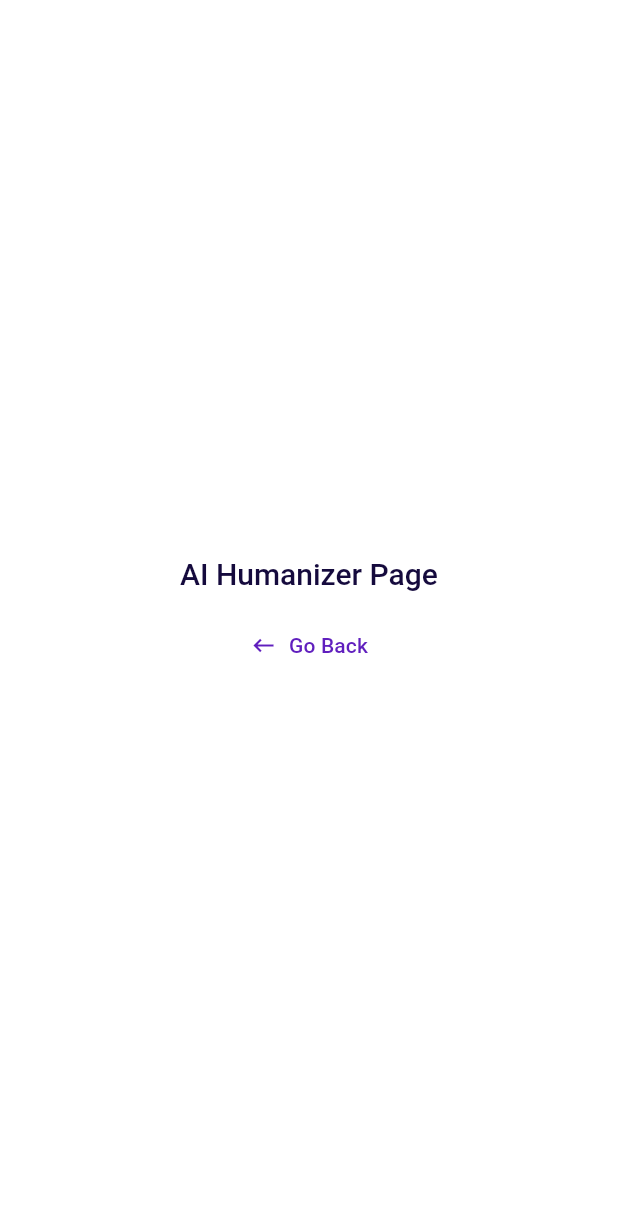
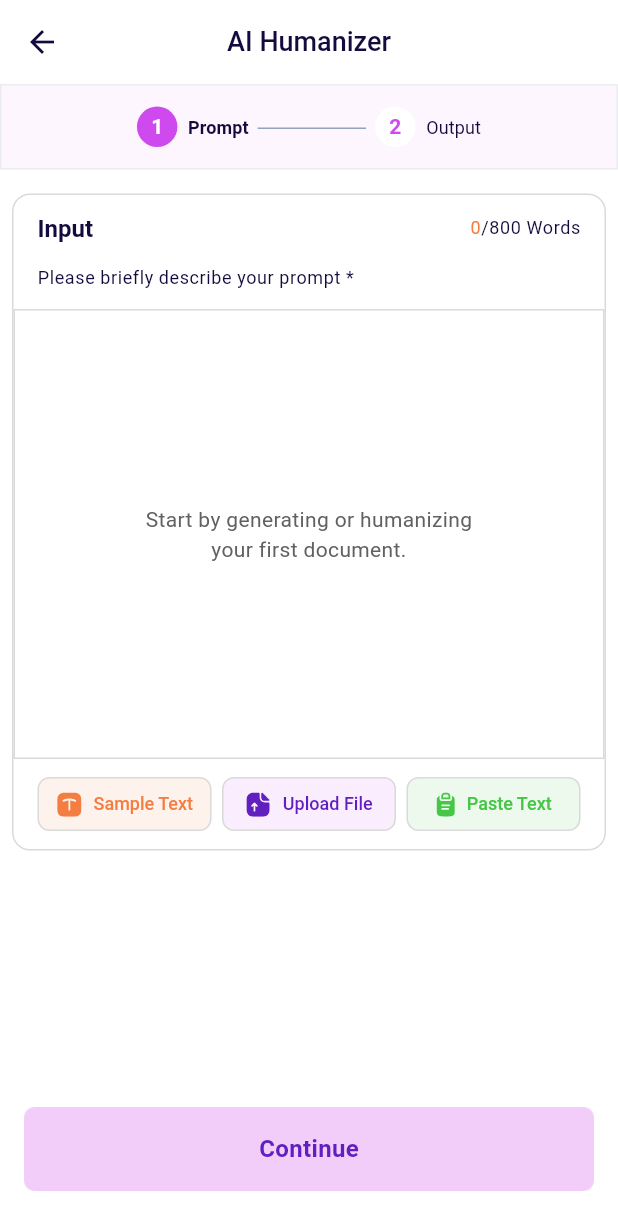
Before and after one commit to muneeb117/mywords.ai, a Flutter app: the HomePage screen opened by its route, after a tap on "AI Humanizer", on a phone screen of 412 x 824 dp. Shown: the top 1230 px of the screen. Run offline on Flutter 3.47's test engine with Material 3 defaults, Android fonts, the phone set to English and light mode, and no system bars; our stand-ins replace bloc, dartz, device_info_plus, dio, file_picker, flutter_bloc and 6 more; missing offline and left inert: docx_to_text, syncfusion_flutter_pdf; accounts and stored records are empty.

Commit message:
feat(ui): design ai humanizer base layout

```diff
--- /dev/null
+++ b/lib/common/widgets/step_indicator_humanizer_widget.dart
@@ -0,0 +1,96 @@
+import 'package:flutter/material.dart';
+import 'package:mywords/constants/app_colors.dart';
+import 'package:mywords/utils/extensions/extended_context.dart';
+
+class StepIndicatorHumanizer extends StatelessWidget {
+  StepIndicatorHumanizer({
+    super.key,
+    required this.activeSteps,
+
+  });
+
+  final List<int> activeSteps;
+
+
+  @override
+  Widget build(BuildContext context) {
+    return Container(
+      width: double.infinity,
+      decoration: BoxDecoration(
+          color: context.colorScheme.secondary.withOpacity(0.05),
+          border: Border.all(
+            color: Color(0xffEAECF0),
+          )),
+      padding: EdgeInsets.symmetric(horizontal: 18, vertical: 14),
+      child: Row(
+        children: [
+          Spacer(),
+          StepIndicatorRoundedComponent(
+            isActive: activeSteps.contains(1),
+            stepNumber: '1',
+            stepTitle: 'Prompt',
+          ),
+          SizedBox(width: 6),
+          Expanded(
+              child: Padding(
+            padding: const EdgeInsets.only(top: 2.0),
+            child: Divider(thickness: 1, color: Color(0xff94A3B8)),
+          )),
+
+          SizedBox(width: 6),
+          StepIndicatorRoundedComponent(
+            isActive: activeSteps.contains(2),
+            stepNumber: '2',
+            stepTitle: 'Output',
+          ),
+          Spacer(),
+        ],
+      ),
+    );
+  }
+}
+
+class StepIndicatorRoundedComponent extends StatelessWidget {
+  const StepIndicatorRoundedComponent({
+    super.key,
+    required this.isActive,
+    required this.stepNumber,
+    required this.stepTitle,
+  });
+
+  final bool isActive;
+  final String stepNumber;
+  final String stepTitle;
+
+  @override
+  Widget build(BuildContext context) {
+    return Row(
+      children: [
+        Container(
+          height: 27,
+          width: 27,
+          decoration: BoxDecoration(
+            color: isActive ? context.colorScheme.secondary : AppColors.white,
+            shape: BoxShape.circle,
+          ),
+          child: Center(
+            child: Text(
+              stepNumber,
+              style: context.textTheme.titleMedium?.copyWith(
+                fontWeight: FontWeight.bold,
+                color: isActive ? context.theme.scaffoldBackgroundColor : context.colorScheme.secondary,
+              ),
+            ),
+          ),
+        ),
+        SizedBox(width: 7),
+        Text(
+          stepTitle,
+          style: context.textTheme.titleSmall?.copyWith(
+            fontWeight: isActive ? FontWeight.bold : FontWeight.w400,
+          ),
+        ),
+      ],
+    );
+  }
+}
--- a/lib/config/routes/route_manager.dart
+++ b/lib/config/routes/route_manager.dart
@@ -1,7 +1,8 @@
 import 'package:flutter/cupertino.dart';
 import 'package:flutter/material.dart';
 import 'package:mywords/modules/ai_detector/pages/ai_detector_page.dart';
-import 'package:mywords/modules/ai_humanizer/pages/ai_humanizer_page.dart';
+import 'package:mywords/modules/ai_humanizer/pages/ai_humanizer_input_page.dart';
+import 'package:mywords/modules/ai_humanizer/pages/ai_humanizer_output_page.dart';
 import 'package:mywords/modules/ai_writer/pages/ai_writer_input_page.dart';
 import 'package:mywords/modules/authentication/pages/forgot_password/forgot_password_email_page.dart';
 import 'package:mywords/modules/authentication/pages/forgot_password/forgot_password_otp_page.dart';
@@ -30,7 +31,8 @@ class RouteManager {
   static const String signupConfirmation = '/signupConfirmation';
   static const String home = '/home';
   static const String aiWriterInput = '/aiWriterInput';
-  static const String humanizer = '/humanizer';
+  static const String humanizerInput = '/humanizerInput';
+  static const String humanizerOutput = '/humanizerOutput';
   static const String detector = '/detector';
   static const String setting = '/setting';
   static const String accountSettings = '/accountSettings';
@@ -77,8 +79,10 @@ class RouteManager {
       /// The [preference] and [output] ai-writer routes are being called with [PageRouteBuilder]
       case aiWriterInput:
         return CupertinoPageRoute(builder: (_) => const AiWriterInputPage());
-      case humanizer:
-        return CupertinoPageRoute(builder: (_) => const AiHumanizerPage());
+      case humanizerInput:
+        return CupertinoPageRoute(builder: (_) => const AiHumanizerInputPage());
+      case humanizerOutput:
+        return CupertinoPageRoute(builder: (_) => const AiHumanizerOutputPage());
       case detector:
         return CupertinoPageRoute(builder: (_) => const AiDetectorPage());
       default:
--- /dev/null
+++ b/lib/modules/ai_humanizer/pages/ai_humanizer_input_page.dart
@@ -0,0 +1,193 @@
+import 'package:flutter/material.dart';
+import 'package:flutter/services.dart';
+import 'package:flutter_bloc/flutter_bloc.dart';
+import 'package:mywords/common/components/custom_appbar.dart';
+import 'package:mywords/common/components/primary_button.dart';
+import 'package:mywords/common/widgets/ai_text_field.dart';
+import 'package:mywords/common/widgets/labeled_icons_row.dart';
+import 'package:mywords/common/widgets/step_indicator_humanizer_widget.dart';
+import 'package:mywords/common/widgets/step_indicator_widget.dart';
+import 'package:mywords/constants/ai_sample_text.dart';
+import 'package:mywords/constants/app_colors.dart';
+import 'package:mywords/modules/ai_humanizer/pages/ai_humanizer_output_page.dart';
+import 'package:mywords/modules/ai_writer/cubit/ai_writer_cubit.dart';
+import 'package:mywords/modules/ai_writer/cubit/file_import/file_import_cubit.dart';
+import 'package:mywords/modules/ai_writer/pages/ai_writer_preference_page.dart';
+import 'package:mywords/utils/extensions/extended_context.dart';
+
+class AiHumanizerInputPage extends StatefulWidget {
+  const AiHumanizerInputPage({super.key});
+
+  @override
+  State<AiHumanizerInputPage> createState() => _AiHumanizerInputPageState();
+}
+
+class _AiHumanizerInputPageState extends State<AiHumanizerInputPage> {
+  final TextEditingController aiWriterController = TextEditingController();
+
+  @override
+  void initState() {
+    super.initState();
+    context.read<AiWriterCubit>().reset();
+  }
+
+  void _putTextOnBoard(String text) {
+    aiWriterController.text = text;
+    context.read<AiWriterCubit>().updateText(aiWriterController.text);
+  }
+
+  @override
+  Widget build(BuildContext context) {
+    double bottomPadding = MediaQuery.of(context).padding.bottom;
+    bool hasBottomSafeArea = bottomPadding > 0;
+    return Scaffold(
+      appBar: CustomAppBar(title: 'AI Humanizer'),
+      body: Column(
+        children: [
+          StepIndicatorHumanizer(activeSteps: [1]),
+          SizedBox(height: 16),
+          Flexible(
+            child: SingleChildScrollView(
+              child: Container(
+                  margin: EdgeInsets.symmetric(horizontal: 8),
+                  decoration: BoxDecoration(
+                    borderRadius: BorderRadius.circular(12),
+                    border: Border.all(
+                      color: Color(0xffDADADA),
+                    ),
+                  ),
+                  child: BlocConsumer<AiWriterCubit, AiWriterState>(
+                    listener: (context, state) {
+                      // TODO: implement listener
+                    },
+                    builder: (context, state) {
+                      return Column(
+                        crossAxisAlignment: CrossAxisAlignment.start,
+                        children: [
+                          _TextFieldHeader(wordCount: state.wordCount),
+                          AiTextField(
+                            onChanged: (nextValue) {
+                              context.read<AiWriterCubit>().updateText(nextValue);
+                            },
+                            textEditingController: aiWriterController,
+                          ),
+                          BlocConsumer<FileImportCubit, FileImportState>(
+                            listener: (context, state) {
+                              print('file state is :: $state');
+                              if (state.fileImportStatus == FileImportStatus.success) {
+                                _putTextOnBoard(state.extractedText);
+                              } else if (state.fileImportStatus == FileImportStatus.failure) {
+                                context.showSnackBar(state.errorMsg);
+                              }
+                            },
+                            builder: (context, state) {
+                              return LabeledIconsRow(
+                                /// On sample text selection
+                                onSampleTextCallback: () {
+                                  final sampleText = AiSampleText.samplePrompt;
+                                  _putTextOnBoard(sampleText);
+                                },
+
+                                /// On upload file
+                                onUploadFileCallBack: () {
+                                  context.read<FileImportCubit>().importFile();
+                                },
+
+                                /// On paste text
+                                onPasteTextCallBack: () async {
+                                  final clipboardData = await Clipboard.getData('text/plain');
+                                  final text = clipboardData?.text;
+                                  if (text?.isNotEmpty ?? false) {
+                                    _putTextOnBoard(text!);
+                                  }
+                                },
+                              );
+                            },
+                          ),
+                          // SizedBox(height: 14),
+                        ],
+                      );
+                    },
+                  )),
+            ),
+          ),
+          SizedBox(height: 20),
+        ],
+      ),
+      bottomNavigationBar: BlocBuilder<AiWriterCubit, AiWriterState>(
+        builder: (context, state) {
+          return Container(
+            margin: const EdgeInsets.symmetric(horizontal: 16.0),
+            padding: EdgeInsets.only(bottom: hasBottomSafeArea ? bottomPadding : 30),
+            child: PrimaryButton.filled(
+              onTap: () {
+                final text = aiWriterController.text.trim();
+                if (text.isEmpty) {
+                  context.showSnackBar('Input field is required');
+                  return;
+                }
+                if (state.wordCount > 800) {
+                  context.showSnackBar('You have exceeded the maximum word limit of 800. Please shorten your text.');
+                  return;
+                }
+
+                context.read<AiWriterCubit>().setText(text);
+                Navigator.of(context).push(
+                  PageRouteBuilder(
+                    pageBuilder: (context, animation, secondaryAnimation) => AiHumanizerOutputPage(),
+                    transitionDuration: Duration.zero,
+                    reverseTransitionDuration: Duration.zero,
+                  ),
+                );
+              },
+              title: 'Continue',
+              textColor: context.colorScheme.primary,
+              backgroundColor: Color(0xffD24DEE).withOpacity(0.15),
+              fontWeight: FontWeight.w700,
+            ),
+          );
+        },
+      ),
+    );
+  }
+}
+
+class _TextFieldHeader extends StatelessWidget {
+  const _TextFieldHeader({required this.wordCount});
+
+  final int wordCount;
+
+  @override
+  Widget build(BuildContext context) {
+    return Padding(
+      padding: const EdgeInsets.symmetric(horizontal: 16.0, vertical: 12),
+      child: Column(
+        crossAxisAlignment: CrossAxisAlignment.start,
+        children: [
+          Row(
+            children: [
+              Text(
+                'Input',
+                style: context.textTheme.titleLarge?.copyWith(fontWeight: FontWeight.w700, color: context.colorScheme.onSurface),
+              ),
+              Spacer(),
+              Text.rich(
+                TextSpan(text: '${wordCount}', style: context.textTheme.bodySmall?.copyWith(color: AppColors.orange), children: [
+                  TextSpan(
+                    text: '/800 Words',
+                    style: context.textTheme.bodySmall?.copyWith(color: context.colorScheme.onSurface),
+                  )
+                ]),
+              ),
+            ],
+          ),
+          SizedBox(height: 14),
+          Text(
+            'Please briefly describe your prompt *',
+            style: context.textTheme.bodySmall?.copyWith(color: context.colorScheme.onSurface, height: 1.5),
+          ),
+        ],
+      ),
+    );
+  }
+}
--- a/lib/modules/ai_humanizer/pages/ai_humanizer_page.dart
+++ /dev/null
@@ -1,11 +0,0 @@
-import 'package:flutter/material.dart';
-import 'package:mywords/common/components/placeholder_page.dart';
-
-class AiHumanizerPage extends StatelessWidget {
-  const AiHumanizerPage({super.key});
-
-  @override
-  Widget build(BuildContext context) {
-    return PlaceHolderPage(title: 'AI Humanizer');
-  }
-}
--- a/lib/modules/home/pages/home_page.dart
+++ b/lib/modules/home/pages/home_page.dart
@@ -56,7 +56,7 @@ class HomePage extends StatelessWidget {
           SizedBox(height: 10),
           HomeToolWidget(
             onTap: () {
-              Navigator.pushNamed(context, RouteManager.humanizer);
+              Navigator.pushNamed(context, RouteManager.humanizerInput);
             },
             title: 'AI Humanizer',
             description: 'Lorem ipsum is a dummy. Lorem ipsum is a dummy text.',
```
Also changed, not shown: lib/modules/ai_humanizer/pages/ai_humanizer_output_page.dart (added, +309 -0 lines), assets/images/svg/ic_copy.svg (added), pubspec.lock.
